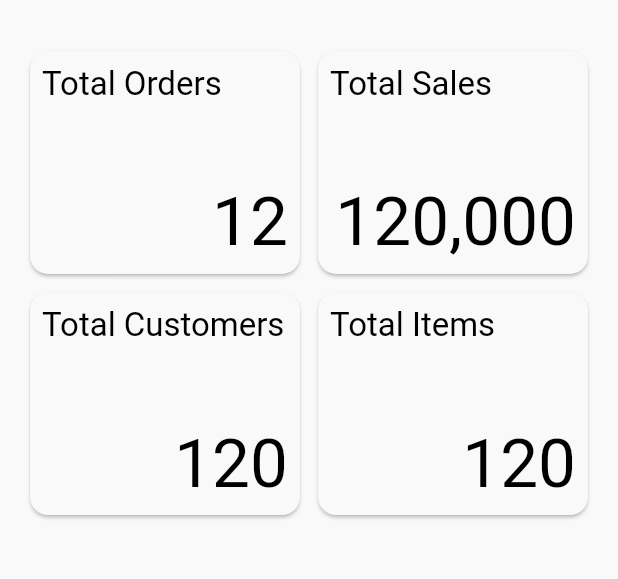
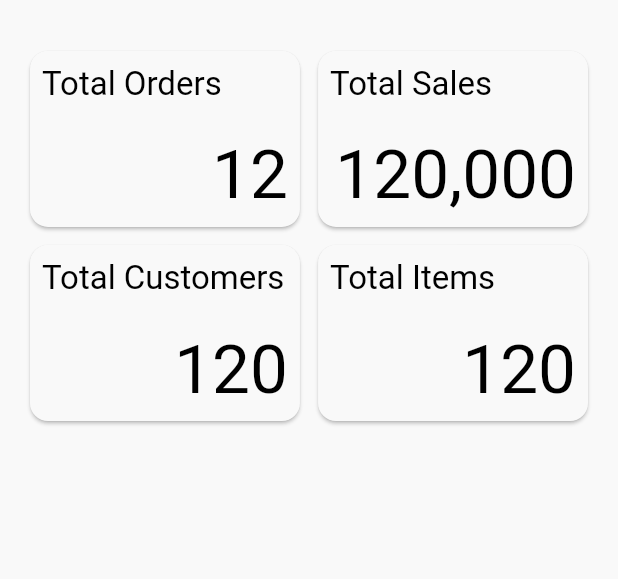
Before and after one commit to RKOrtega94/restaurant_waiter_app, a Flutter app: the screen it shows after launch, on a phone screen of 412 x 824 dp, the part 63-642 px from its top. Run offline on Flutter 3.47's test engine with Material 3 defaults, Android fonts, the phone set to English and light mode, and no system bars; drawn by our look-alikes of auto_size_text; our stand-ins replace hooks_riverpod, riverpod_annotation; generated files the repository leaves out were written again.

Commit message:
Add documentation for DashboardReportCard and DashboardOrders widgets; simplify childAspectRatio in DashboardReportSection

```diff
--- a/lib/features/dashboard/presentation/components/dashboard_report_section.dart
+++ b/lib/features/dashboard/presentation/components/dashboard_report_section.dart
@@ -17,7 +17,7 @@ class DashboardReportSection extends StatelessWidget {
       physics: const NeverScrollableScrollPhysics(),
       gridDelegate: SliverGridDelegateWithFixedCrossAxisCount(
         crossAxisCount: MediaQuery.sizeOf(context).width > 600 ? 4 : 2,
-        childAspectRatio: MediaQuery.sizeOf(context).width > 600 ? 1.5 : 1.2,
+        childAspectRatio: 1.5,
         crossAxisSpacing: MediaQuery.sizeOf(context).width * 0.01,
         mainAxisSpacing: MediaQuery.sizeOf(context).width * 0.01,
       ),
```
Also changed, not shown: lib/features/dashboard/presentation/components/dashboard_orders_.dart (added, +18 -0 lines), lib/features/dashboard/presentation/components/dashboard_report_card.dart (+15 -0 lines).
